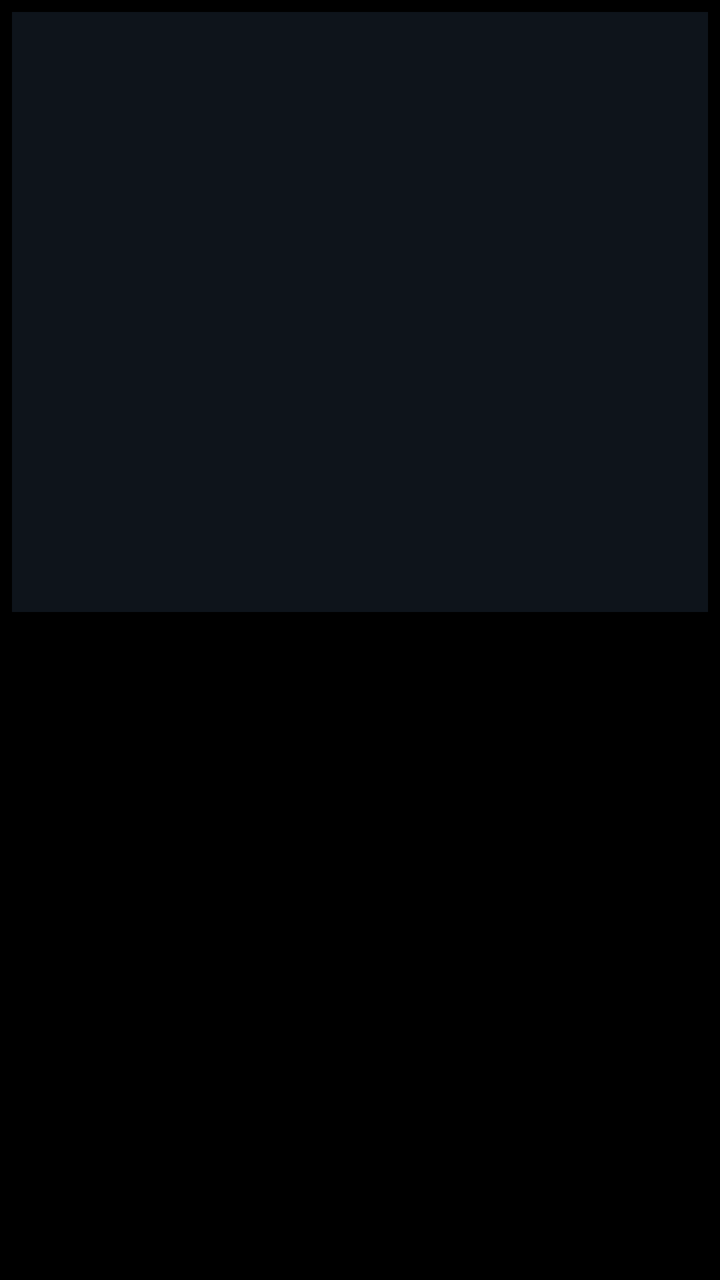
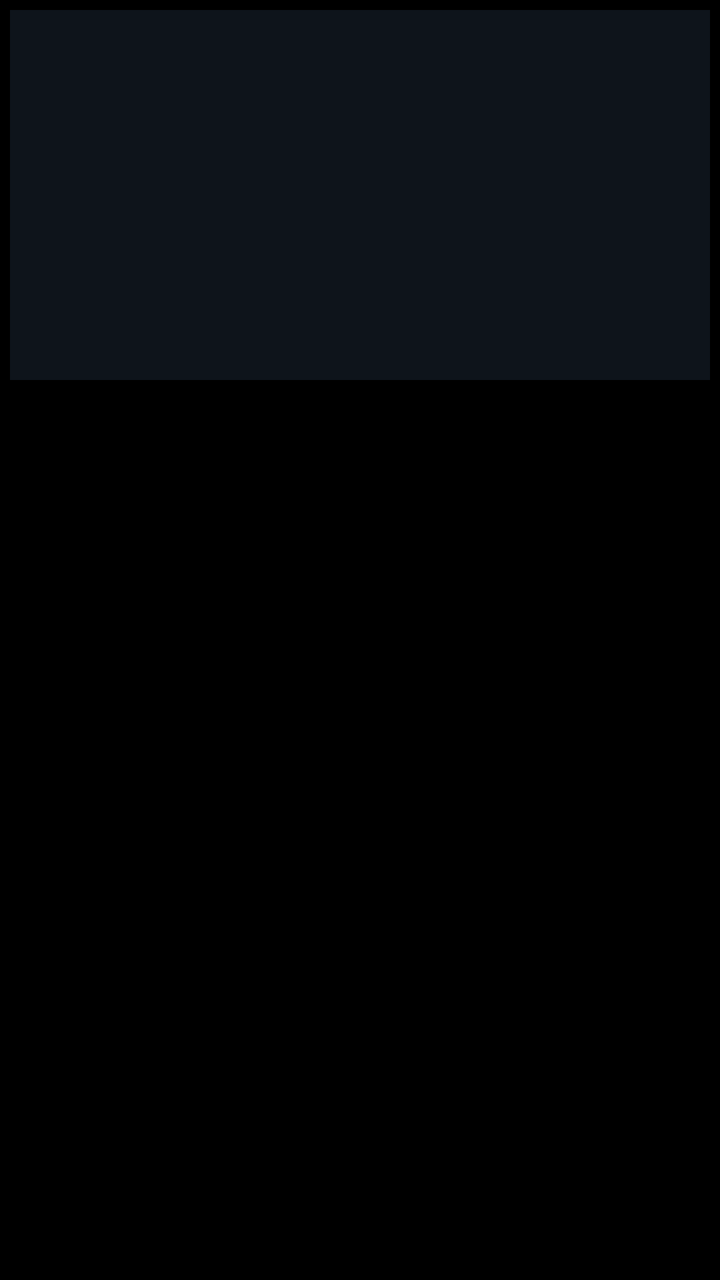

Two renders of the same Android screen: before a commit and after it. Below are the layout's source before the change and the commit's diff.
<!-- AndroidManifest.xml: application theme Theme.Player -->
<!-- res/layout/item_poster.xml -->
<?xml version="1.0" encoding="utf-8"?>
<LinearLayout xmlns:android="http://schemas.android.com/apk/res/android"
    android:layout_width="match_parent"
    android:layout_height="wrap_content"
    android:orientation="vertical"
    android:padding="6dp">

    <FrameLayout
        android:layout_width="match_parent"
        android:layout_height="300dp">

        <ImageView
            android:id="@+id/poster"
            android:layout_width="match_parent"
            android:layout_height="match_parent"
            android:scaleType="centerCrop"
            android:background="#0E141B"
            android:contentDescription="Cartaz" />

        <TextView
            android:id="@+id/poster_rating"
            android:layout_width="wrap_content"
            android:layout_height="wrap_content"
            android:layout_gravity="top|end"
            android:layout_margin="6dp"
            android:paddingLeft="7dp"
            android:paddingRight="7dp"
            android:paddingTop="3dp"
            android:paddingBottom="3dp"
            android:background="@drawable/rating_bg"
            android:textColor="#FFD200"
            android:textStyle="bold"
            android:textSize="12sp"
            android:visibility="gone" />
    </FrameLayout>

    <TextView
        android:id="@+id/poster_title"
        android:layout_width="match_parent"
        android:layout_height="wrap_content"
        android:layout_marginTop="6dp"
        android:lines="2"
        android:ellipsize="end"
        android:textColor="#FFFFFF"
        android:textSize="13sp"
        android:gravity="center" />
</LinearLayout>
<!-- resources referenced by this layout -->
<resources>
  <!-- drawable rating_bg (drawable) -->
  <?xml version="1.0" encoding="utf-8"?>
  <shape xmlns:android="http://schemas.android.com/apk/res/android" android:shape="rectangle">
      <solid android:color="#D9000000" />
      <corners android:radius="6dp" />
  </shape>
  <style name="TvButton" parent="Widget.AppCompat.Button">
          <item name="android:background">@drawable/card_bg</item>
          <item name="android:textColor">@color/card_text</item>
          <item name="android:textAllCaps">false</item>
          <item name="android:stateListAnimator">@null</item>
          <item name="android:defaultFocusHighlightEnabled">false</item>
          <item name="android:minWidth">0dp</item>
          <item name="android:paddingLeft">24dp</item>
          <item name="android:paddingRight">24dp</item>
          <item name="android:paddingTop">12dp</item>
          <item name="android:paddingBottom">12dp</item>
      </style>
  <style name="TvEditText" parent="Widget.AppCompat.EditText">
          <item name="android:background">@drawable/input_bg</item>
          <item name="android:textColor">#FFFFFF</item>
          <item name="android:textColorHint">#667080</item>
          <item name="android:padding">14dp</item>
          <item name="android:layout_marginTop">6dp</item>
      </style>
  <style name="TvSpinner" parent="Widget.AppCompat.Spinner">
          <item name="android:popupBackground">@drawable/dialog_bg</item>
          <item name="android:layout_marginTop">6dp</item>
      </style>
  <style name="Theme.Player.Dialog" parent="Theme.AppCompat.Dialog.Alert">
          <item name="android:windowBackground">@drawable/dialog_bg</item>
          <item name="colorAccent">#64D2FF</item>
          <item name="android:textColorPrimary">#FFFFFF</item>
          <item name="android:textColorSecondary">#C7D0DA</item>
          <item name="android:textColorAlertDialogListItem">#FFFFFF</item>
          <item name="android:windowTitleStyle">@style/Player.DialogTitle</item>
      </style>
  <!-- drawable card_bg (drawable) -->
  <?xml version="1.0" encoding="utf-8"?>
  <selector xmlns:android="http://schemas.android.com/apk/res/android">
      <item android:state_focused="true">
          <shape android:shape="rectangle">
              <solid android:color="#FFF5F5F7" />
              <corners android:radius="14dp" />
          </shape>
      </item>
      <item android:state_pressed="true">
          <shape android:shape="rectangle">
              <solid android:color="#FFE2E2E8" />
              <corners android:radius="14dp" />
          </shape>
      </item>
      <item>
          <shape android:shape="rectangle">
              <solid android:color="#99101722" />
              <stroke android:width="1dp" android:color="#38FFFFFF" />
              <corners android:radius="14dp" />
          </shape>
      </item>
  </selector>
  <!-- drawable input_bg (drawable) -->
  <?xml version="1.0" encoding="utf-8"?>
  <selector xmlns:android="http://schemas.android.com/apk/res/android">
      <item android:state_focused="true">
          <shape android:shape="rectangle">
              <solid android:color="#16202B" />
              <corners android:radius="10dp" />
              <stroke android:width="2dp" android:color="#64D2FF" />
          </shape>
      </item>
      <item>
          <shape android:shape="rectangle">
              <solid android:color="#121A22" />
              <corners android:radius="10dp" />
              <stroke android:width="1dp" android:color="#2A323C" />
          </shape>
      </item>
  </selector>
  <!-- drawable dialog_bg (drawable) -->
  <?xml version="1.0" encoding="utf-8"?>
  <shape xmlns:android="http://schemas.android.com/apk/res/android"
      android:shape="rectangle">
      <solid android:color="#1B2029" />
      <corners android:radius="18dp" />
      <stroke android:width="1dp" android:color="#2A313C" />
  </shape>
  <style name="Player.DialogTitle" parent="@android:style/TextAppearance.DialogWindowTitle">
          <item name="android:textColor">#FFFFFF</item>
          <item name="android:textSize">22sp</item>
      </style>
  <!-- unchanged entries left out for length: 1 -->
</resources>

<!-- the commit's change to res/layout/item_poster.xml (unified diff, before → after) -->
@@ -3,11 +3,11 @@
     android:layout_width="match_parent"
     android:layout_height="wrap_content"
     android:orientation="vertical"
-    android:padding="6dp">
+    android:padding="5dp">
 
     <FrameLayout
         android:layout_width="match_parent"
-        android:layout_height="300dp">
+        android:layout_height="185dp">
 
         <ImageView
             android:id="@+id/poster"
@@ -38,10 +38,10 @@
         android:id="@+id/poster_title"
         android:layout_width="match_parent"
         android:layout_height="wrap_content"
-        android:layout_marginTop="6dp"
+        android:layout_marginTop="5dp"
         android:lines="2"
         android:ellipsize="end"
         android:textColor="#FFFFFF"
-        android:textSize="13sp"
+        android:textSize="12sp"
         android:gravity="center" />
 </LinearLayout>
